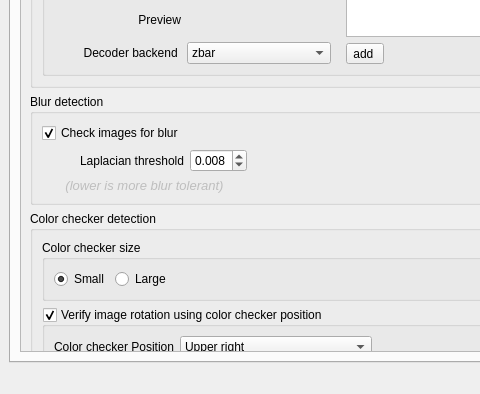
The window that ui/postProcessingUI.ui (CapPow/HerbASAP) describes before a commit, drawn with Qt 5; both pictures show x 0 to 480 and y 212 to 606 of the 632 by 606 pixel window.
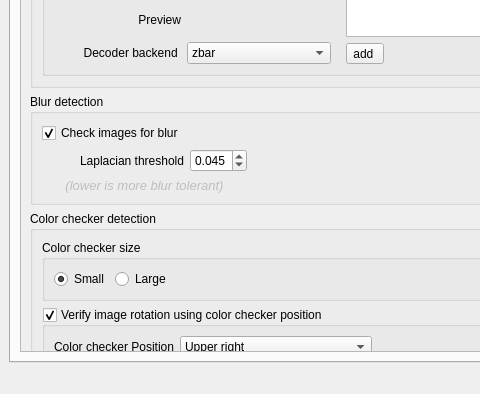
The same window after the commit. The open tabs and pages were chosen to show the change.

Commit message: adjusted blur threshold for new open conditions

Patch:
```diff
--- a/ui/postProcessingUI.ui
+++ b/ui/postProcessingUI.ui
@@ -614,7 +614,7 @@
              <property name="geometry">
               <rect>
                <x>0</x>
-               <y>0</y>
+               <y>-227</y>
                <width>573</width>
                <height>1087</height>
               </rect>
@@ -992,7 +992,7 @@
                     <double>0.001000000000000</double>
                    </property>
                    <property name="value">
-                    <double>0.008000000000000</double>
+                    <double>0.045000000000000</double>
                    </property>
                   </widget>
                  </item>
```
Left out of the diff: 2 changed lines with no effect on the pictures. The commit also changes 2 other files.
